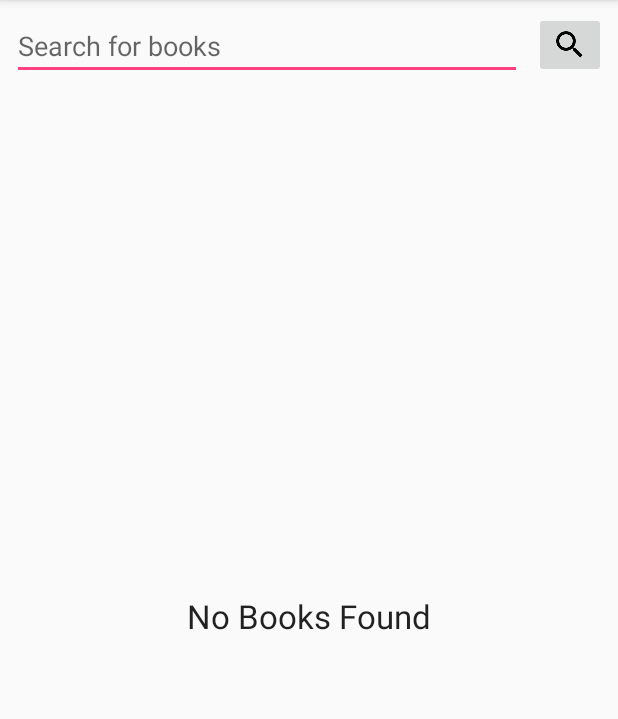
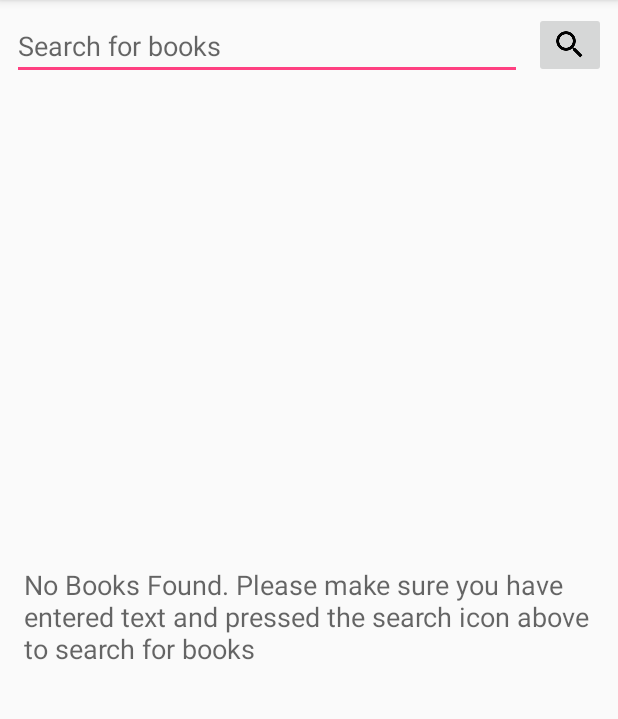
Before and after one commit to reshaud/BookListingApp, an Android app: the screen it shows after launch (MainActivity), after a tap on an icon or button, on a phone screen of 412 x 824 dp, the part 84-803 px from its top. Run offline under Robolectric (Android 15) with nearby library versions, the phone set to English and light mode, and no system bars; 1 statement that could not run was skipped.

Commit message:
Added saved instance state

```diff
--- a/app/src/main/java/com/example/android/booklistingapp/MainActivity.java
+++ b/app/src/main/java/com/example/android/booklistingapp/MainActivity.java
@@ -21,10 +21,12 @@ import java.util.List;
 public class MainActivity extends AppCompatActivity implements android.app.LoaderManager.LoaderCallbacks<List<Books>> {
 
     private static final int LOADER_ID = 0;
+    private static final String STATE_LIST = "booksArrayList";
     private BooksAdapter mAdapter;
     private String searchURL;
     private ProgressBar progressBar;
     private TextView emptyView;
+    private ArrayList<Books> booksArrayList;
 
     @Override
     protected void onCreate(Bundle savedInstanceState) {
@@ -40,6 +42,8 @@ public class MainActivity extends AppCompatActivity implements android.app.Loade
         if (!(hasNetworkConnectivity(this))) {
             //No network connectivity
             emptyView.setText(R.string.connection_error);
+        } else {
+            emptyView.setText(R.string.initial_empty_list);
         }
 
         //Create new adapter with an empty list of books
@@ -47,6 +51,16 @@ public class MainActivity extends AppCompatActivity implements android.app.Loade
 
         //Set adapter on the list view
         booksListView.setAdapter(mAdapter);
+
+        if (savedInstanceState != null) {
+            //If saved state exists restore it
+            booksArrayList = (ArrayList<Books>) savedInstanceState.getSerializable(STATE_LIST);
+
+            //if books array list is not empty add them back to the adapter
+            if (booksArrayList != null) {
+                mAdapter.addAll(booksArrayList);
+            }
+        }
 
         booksListView.setOnItemClickListener(new AdapterView.OnItemClickListener() {
             @Override
@@ -78,7 +92,8 @@ public class MainActivity extends AppCompatActivity implements android.app.Loade
         // If there is a valid list of Books, then add them to the adapter's
         // data set. This will trigger the ListView to update.
         if (booksList != null && !booksList.isEmpty()) {
-            mAdapter.addAll(booksList);
+            booksArrayList = (ArrayList<Books>) booksList;
+            mAdapter.addAll(booksArrayList);
         }
 
         emptyView.setText(R.string.empty_list);
@@ -137,4 +152,11 @@ public class MainActivity extends AppCompatActivity implements android.app.Loade
         return networkInfo != null;
 
     }
+
+    @Override
+    public void onSaveInstanceState(Bundle outState) {
+        //Call super method to save state of views
+        super.onSaveInstanceState(outState);
+        outState.putSerializable(STATE_LIST, booksArrayList);
+    }
 }
--- a/app/src/main/res/layout/activity_main.xml
+++ b/app/src/main/res/layout/activity_main.xml
@@ -59,7 +59,9 @@
         android:id="@+id/empty_list"
         android:layout_width="wrap_content"
         android:layout_height="wrap_content"
-        android:textAppearance="?android:textAppearanceLarge"
+        android:paddingEnd="@dimen/margin_width_mid"
+        android:paddingStart="@dimen/margin_width_mid"
+        android:textAppearance="?android:textAppearanceMedium"
         app:layout_constraintBottom_toBottomOf="@id/book_list"
         app:layout_constraintLeft_toLeftOf="@id/book_list"
         app:layout_constraintRight_toRightOf="@id/book_list"
--- a/app/src/main/res/values/strings.xml
+++ b/app/src/main/res/values/strings.xml
@@ -1,6 +1,7 @@
 <resources>
     <string name="app_name">Book Listing App</string>
     <string name="search_hint">Search for books</string>
-    <string name="empty_list">No Books Found</string>
-    <string name="connection_error">No Internet Connection</string>
+    <string name="empty_list">No Books Found. Please make sure you have entered text and pressed the search icon above to search for books</string>
+    <string name="connection_error">No Internet Connection. Please check to make sure your WIFI or celluar data is turned on</string>
+    <string name="initial_empty_list">Please enter text above and press the search icon to find books</string>
 </resources>
```
